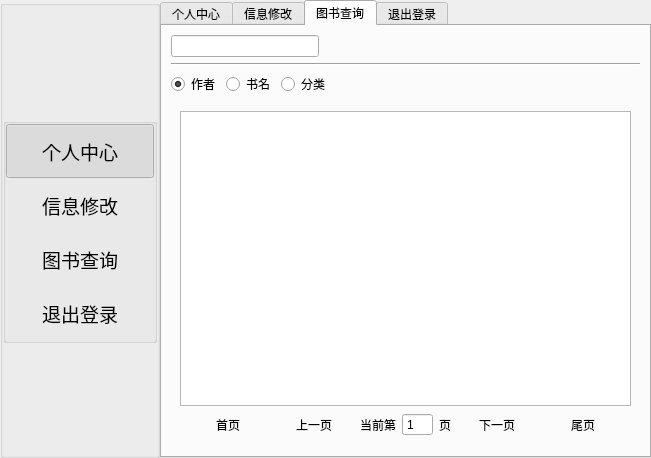
This is twidgetstudent.ui in xiezhihu/Qt_Book as Qt 5 draws it before an edit. The edited form follows.
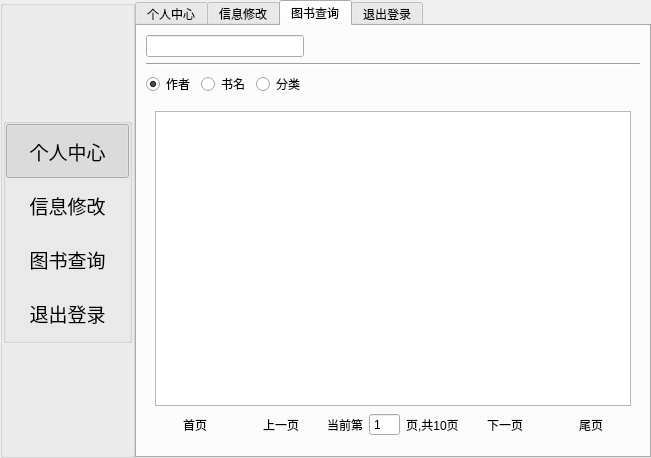
This is the edited form. Icons and pictures are not drawn.

```diff
--- a/twidgetstudent.ui
+++ b/twidgetstudent.ui
@@ -1097,7 +1097,7 @@
              <item>
               <widget class="QLabel" name="label_10">
                <property name="text">
-                <string>页</string>
+                <string>页,共10页</string>
                </property>
               </widget>
              </item>
```
